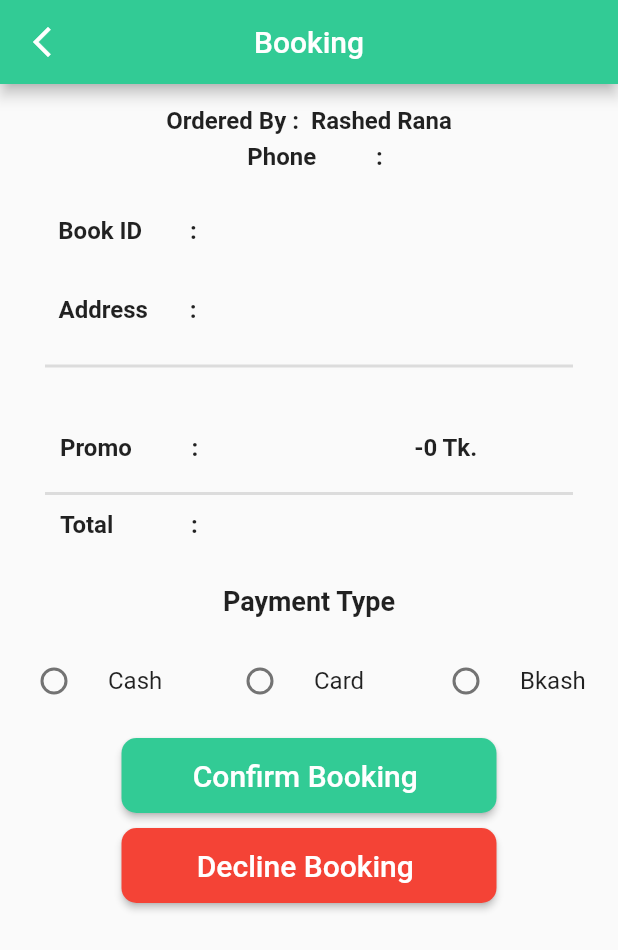
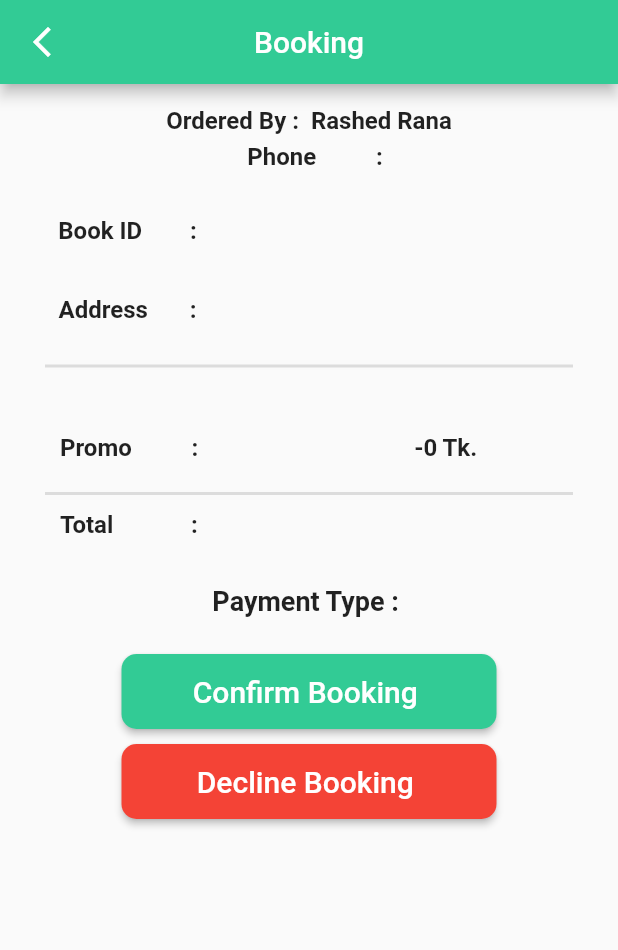
Before and after one commit to Shafaqulhamim/mobile_cleaning_service, a Flutter app: the BookDetailsCleaner screen opened directly with empty values, on a phone screen of 412 x 824 dp. Shown: the top 950 px of the screen. Run offline on Flutter 3.47's test engine with Material 2 defaults, Android fonts, the phone set to English and light mode, and no system bars; our stand-ins replace bloc, cloud_firestore, dartz, firebase_auth, firebase_core, flutter_bloc and 6 more; accounts and stored records are empty.

Commit message:
minor fixes

```diff
--- a/lib/view/pages/Booking_cleaner.dart
+++ b/lib/view/pages/Booking_cleaner.dart
@@ -32,13 +32,12 @@ class _BookDetailsCleanerState extends State<BookDetailsCleaner> {
         leading: Icon(Icons.arrow_back_ios_new),
         backgroundColor: Color(0xff32cb95),
       ),
-
       body: SingleChildScrollView(
         child: Column(
           children: [
-                    SizedBox(
-                    height: 15,
-                  ),
+            SizedBox(
+              height: 15,
+            ),
             Container(
               child: Column(
                 children: [
@@ -50,7 +49,7 @@ class _BookDetailsCleanerState extends State<BookDetailsCleaner> {
                     height: 5,
                   ),
                   Text(
-                    "    Phone          :  ${widget.orderList.userInfo.phoneNumber}",
+                    "    Phone          :  ${widget.orderList.seller}",
                     style: TextStyle(
                       fontSize: 16,
                       fontWeight: FontWeight.bold,
@@ -59,7 +58,6 @@ class _BookDetailsCleanerState extends State<BookDetailsCleaner> {
                 ],
               ),
             ),
-
             Padding(
               padding: const EdgeInsets.only(left: 10, right: 20, top: 20),
               child: Row(
@@ -229,9 +227,8 @@ class _BookDetailsCleanerState extends State<BookDetailsCleaner> {
               ],
             ),
             SizedBox(height: 20),
-
             Text(
-              "Payment Type",
+              "Payment Type : ${widget.orderList.paymentMethod}",
               style: TextStyle(
                 fontSize: 18,
                 fontWeight: FontWeight.bold,
@@ -240,59 +237,59 @@ class _BookDetailsCleanerState extends State<BookDetailsCleaner> {
             SizedBox(
               height: 15,
             ),
-            Container(
-              child: Row(
-                children: <Widget>[
-                  // RadioListTile(
-                  //   value: 1,
-                  //   groupValue: _rValue,
-                  //   onChanged: ( value) {
-                  //     //setState(() {});
-                  //     method(value);
-                  //   },
-                  //   // {
-                  //   //   method(value);
-                  //   // },
-                  //   title: Text('Android'),
-                  // ),
+            // Container(
+            //   child: Row(
+            //     children: <Widget>[
+            //       // RadioListTile(
+            //       //   value: 1,
+            //       //   groupValue: _rValue,
+            //       //   onChanged: ( value) {
+            //       //     //setState(() {});
+            //       //     method(value);
+            //       //   },
+            //       //   // {
+            //       //   //   method(value);
+            //       //   // },
+            //       //   title: Text('Android'),
+            //       // ),
 
-                  Flexible(
-                    fit: FlexFit.tight,
-                    child: RadioListTile(
-                      value: 1,
-                      groupValue: _rValue,
-                      title: const Text('Cash'),
-                      onChanged: (value) {
-                        setState(() {});
-                      },
-                      activeColor: Colors.red,
-                    ),
-                  ),
-                  Flexible(
-                    fit: FlexFit.loose,
-                    child: RadioListTile(
-                      value: 2,
-                      groupValue: _rValue,
-                      title: const Text('Card'),
-                      onChanged: (value) {
-                        setState(() {});
-                      },
-                    ),
-                  ),
-                  Flexible(
-                    fit: FlexFit.loose,
-                    child: RadioListTile(
-                      value: 3,
-                      groupValue: _rValue,
-                      title: const Text('Bkash'),
-                      onChanged: (value) {
-                        setState(() {});
-                      },
-                    ),
-                  )
-                ],
-              ),
-            ),
+            //       Flexible(
+            //         fit: FlexFit.tight,
+            //         child: RadioListTile(
+            //           value: 1,
+            //           groupValue: _rValue,
+            //           title: const Text('Cash'),
+            //           onChanged: (value) {
+            //             setState(() {});
+            //           },
+            //           activeColor: Colors.red,
+            //         ),
+            //       ),
+            //       Flexible(
+            //         fit: FlexFit.loose,
+            //         child: RadioListTile(
+            //           value: 2,
+            //           groupValue: _rValue,
+            //           title: const Text('Card'),
+            //           onChanged: (value) {
+            //             setState(() {});
+            //           },
+            //         ),
+            //       ),
+            //       Flexible(
+            //         fit: FlexFit.loose,
+            //         child: RadioListTile(
+            //           value: 3,
+            //           groupValue: _rValue,
+            //           title: const Text('Bkash'),
+            //           onChanged: (value) {
+            //             setState(() {});
+            //           },
+            //         ),
+            //       )
+            //     ],
+            //   ),
+            // ),
             SizedBox(
               height: 10,
             ),
```
Also changed, not shown: lib/view/book_details.dart (+36 -17 lines), lib/view/clean_home.dart (+8 -3 lines), lib/view/pages/loading_screen.dart (added, +44 -0 lines), pubspec.lock.
